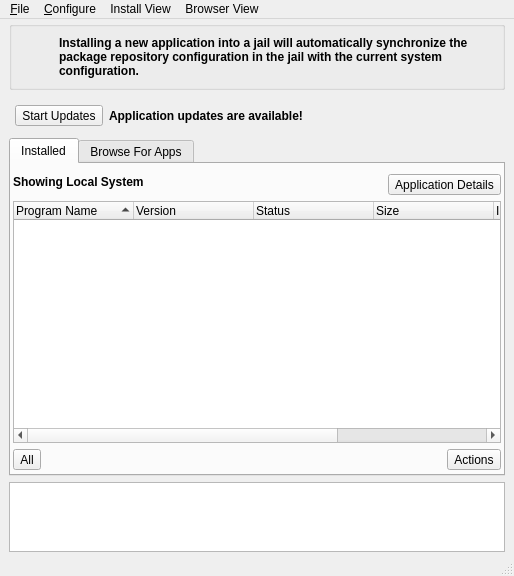
Before: the Qt Designer form src-qt4/pc-softwaremanager/mainUI.ui in trueos/pcbsd, drawn with Qt 5.
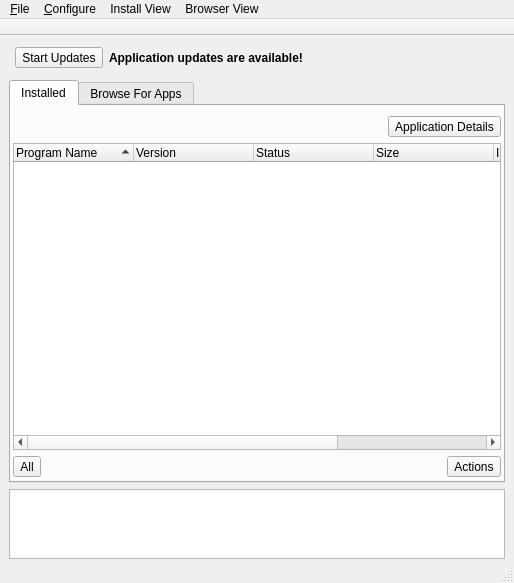
After: the same form once the commit is applied. The open tabs and pages were chosen to show the change. Icons and pictures are not drawn.

Commit message: A few updates to the AppCafe: 1) Make sure that the installation option is unified across the browser/install tab 2) Move the installation option selection to a toolbar at the top of the UI so it is easily visible. 3) Make sure that the install button displays/installes the app into the currently selected location.

Patch:
```diff
--- a/src-qt4/pc-softwaremanager/mainUI.ui
+++ b/src-qt4/pc-softwaremanager/mainUI.ui
@@ -7,7 +7,7 @@
     <x>0</x>
     <y>0</y>
     <width>514</width>
-    <height>576</height>
+    <height>583</height>
    </rect>
   </property>
   <property name="windowTitle">
@@ -40,56 +40,6 @@
     <property name="bottomMargin">
      <number>2</number>
     </property>
-    <item>
-     <widget class="QGroupBox" name="group_jailwarn">
-      <property name="title">
-       <string/>
-      </property>
-      <layout class="QHBoxLayout" name="horizontalLayout_10">
-       <item>
-        <widget class="QLabel" name="label_2">
-         <property name="sizePolicy">
-          <sizepolicy hsizetype="Fixed" vsizetype="Fixed">
-           <horstretch>0</horstretch>
-           <verstretch>0</verstretch>
-          </sizepolicy>
-         </property>
-         <property name="maximumSize">
-          <size>
-           <width>32</width>
-           <height>32</height>
-          </size>
-         </property>
-         <property name="text">
-          <string/>
-         </property>
-         <property name="pixmap">
-          <pixmap resource="SoftwareManager.qrc">:/icons/info-tips.png</pixmap>
-         </property>
-         <property name="scaledContents">
-          <bool>true</bool>
-         </property>
-        </widget>
-       </item>
-       <item>
-        <widget class="QLabel" name="label">
-         <property name="font">
-          <font>
-           <weight>75</weight>
-           <bold>true</bold>
-          </font>
-         </property>
-         <property name="text">
-          <string>Installing a new application into a jail will automatically synchronize the package repository configuration in the jail with the current system configuration.</string>
-         </property>
-         <property name="wordWrap">
-          <bool>true</bool>
-         </property>
-        </widget>
-       </item>
-      </layout>
-     </widget>
-    </item>
     <item>
      <widget class="QGroupBox" name="group_updates">
       <property name="styleSheet">
@@ -172,7 +122,7 @@
         </property>
         <item>
          <layout class="QGridLayout" name="gridLayout_2">
-          <item row="0" column="1" rowspan="2">
+          <item row="0" column="0" rowspan="2">
            <spacer name="horizontalSpacer_2">
             <property name="orientation">
              <enum>Qt::Horizontal</enum>
@@ -185,20 +135,7 @@
             </property>
            </spacer>
           </item>
-          <item row="0" column="0" rowspan="2">
-           <widget class="QLabel" name="label_install_jail">
-            <property name="font">
-             <font>
-              <weight>75</weight>
-              <bold>true</bold>
-             </font>
-            </property>
-            <property name="text">
-             <string notr="true">Showing Local System</string>
-            </property>
-           </widget>
-          </item>
-          <item row="1" column="2">
+          <item row="1" column="1">
            <widget class="QToolButton" name="tool_install_details">
             <property name="text">
              <string>Application Details</string>
@@ -1841,6 +1778,32 @@
    <addaction name="menuBrowser_View"/>
   </widget>
   <widget class="QStatusBar" name="statusbar"/>
+  <widget class="QToolBar" name="toolBar">
+   <property name="windowTitle">
+    <string>toolBar</string>
+   </property>
+   <property name="movable">
+    <bool>false</bool>
+   </property>
+   <property name="iconSize">
+    <size>
+     <width>14</width>
+     <height>14</height>
+    </size>
+   </property>
+   <property name="toolButtonStyle">
+    <enum>Qt::ToolButtonTextUnderIcon</enum>
+   </property>
+   <property name="floatable">
+    <bool>false</bool>
+   </property>
+   <attribute name="toolBarArea">
+    <enum>TopToolBarArea</enum>
+   </attribute>
+   <attribute name="toolBarBreak">
+    <bool>false</bool>
+   </attribute>
+  </widget>
   <action name="actionImport_PBI_List">
    <property name="icon">
     <iconset resource="SoftwareManager.qrc">
```
Left out of the diff: 93 changed lines with no effect on the pictures. The commit also changes 4 other files.
